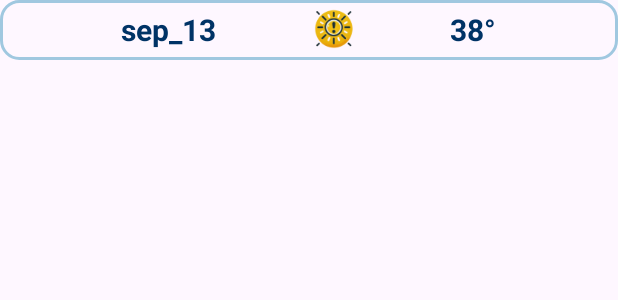
After one commit to HM34/HeatStrokeAlertApp3, an Android app: the layout forecast_item.xml on its own in the app's theme, with its tools: preview values and no code run, on a phone screen of 412 x 824 dp. The commit adds this screen. Shown: the top 300 px of the screen. Run offline under Robolectric (Android 15) with nearby library versions, the phone set to English and light mode, and no system bars.

Commit message:
before RecyclerView

```diff
--- /dev/null
+++ b/app/src/main/res/layout/forecast_item.xml
@@ -0,0 +1,40 @@
+<?xml version="1.0" encoding="utf-8"?>
+<LinearLayout xmlns:android="http://schemas.android.com/apk/res/android"
+    android:layout_width="match_parent"
+    android:layout_height="wrap_content"
+    android:layout_marginBottom="8dp"
+    android:background="@drawable/border"
+    android:gravity="center"
+    android:orientation="horizontal">
+
+    <!-- Date TextView -->
+    <TextView
+        android:id="@+id/dateText"
+        android:layout_width="wrap_content"
+        android:layout_height="wrap_content"
+        android:layout_marginEnd="60dp"
+        android:text="sep_13"
+        android:textColor="#003366"
+        android:textSize="20sp"
+        android:textStyle="bold" />
+
+    <!-- Weather Icon ImageView -->
+    <ImageView
+        android:id="@+id/weatherIcon"
+        android:layout_width="36dp"
+        android:layout_height="40dp"
+        android:layout_marginEnd="60dp"
+        android:contentDescription="Weather Icon"
+        android:src="@drawable/caution" />
+
+    <!-- Temperature TextView -->
+    <TextView
+        android:id="@+id/temperatureText"
+        android:layout_width="wrap_content"
+        android:layout_height="wrap_content"
+        android:text="38°"
+        android:textColor="#003366"
+        android:textSize="20sp"
+        android:textStyle="bold" />
+
+</LinearLayout>
```
Also changed, not shown: app/src/main/java/com/example/heatstrokealertapp/MainActivity.java (+34 -1 lines), app/src/main/java/com/example/heatstrokealertapp/WeatherAdapter.java (+52 -1 lines), app/src/main/java/com/example/heatstrokealertapp/WeatherApi7Day.java (+45 -74 lines), app/src/main/java/com/example/heatstrokealertapp/WeatherResponse.java (added, +16 -0 lines).
